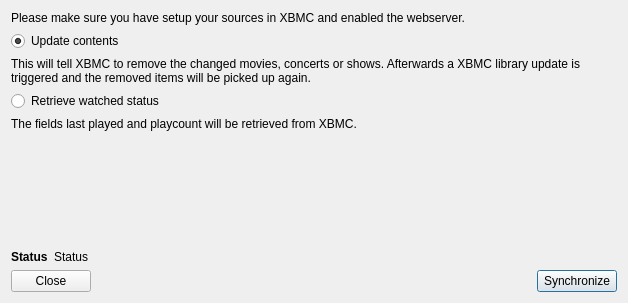
Qt form xbmc/XbmcSync.ui (Komet/MediaElch) before a commit.
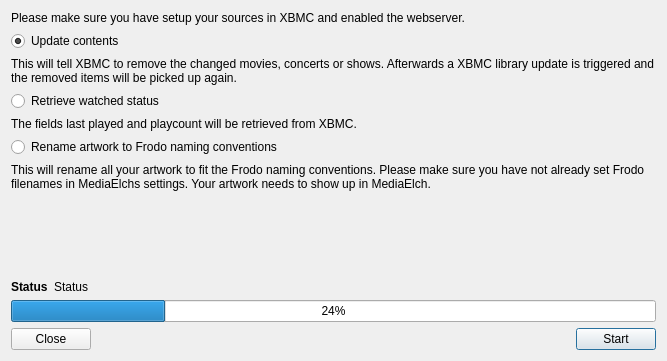
The same form after that commit.

Commit message: Fixes #208 Rename artwork to Frodo naming scheme

The edit to the form file:
```diff
--- a/xbmc/XbmcSync.ui
+++ b/xbmc/XbmcSync.ui
@@ -9,8 +9,8 @@
    <rect>
     <x>0</x>
     <y>0</y>
-    <width>628</width>
-    <height>303</height>
+    <width>667</width>
+    <height>361</height>
    </rect>
   </property>
   <property name="windowTitle">
@@ -67,6 +67,23 @@
      </property>
     </widget>
    </item>
+   <item>
+    <widget class="QRadioButton" name="radioRenameArtwork">
+     <property name="text">
+      <string>Rename artwork to Frodo naming conventions</string>
+     </property>
+    </widget>
+   </item>
+   <item>
+    <widget class="QLabel" name="labelRenameArtwork">
+     <property name="text">
+      <string>This will rename all your artwork to fit the Frodo naming conventions. Please make sure you have not already set Frodo filenames in MediaElchs settings. Your artwork needs to show up in MediaElch.</string>
+     </property>
+     <property name="wordWrap">
+      <bool>true</bool>
+     </property>
+    </widget>
+   </item>
    <item>
     <spacer name="verticalSpacer">
      <property name="orientation">
@@ -104,6 +121,13 @@
      </item>
     </layout>
    </item>
+   <item>
+    <widget class="QProgressBar" name="progressBar">
+     <property name="value">
+      <number>24</number>
+     </property>
+    </widget>
+   </item>
    <item>
     <layout class="QHBoxLayout" name="horizontalLayout">
      <item>
@@ -132,7 +156,7 @@
      <item>
       <widget class="QPushButton" name="buttonSync">
        <property name="text">
-        <string>Synchronize</string>
+        <string>Start</string>
        </property>
       </widget>
      </item>
```
Left out of the diff: 19 changed lines with no effect on the pictures. The commit also changes 9 other files.
